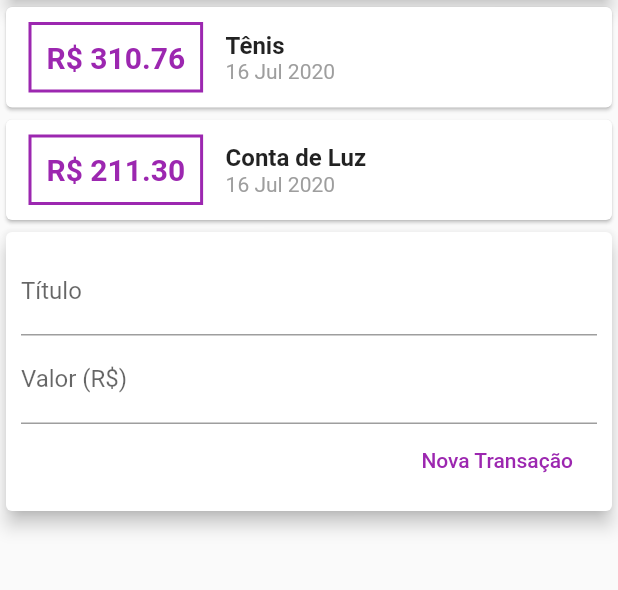
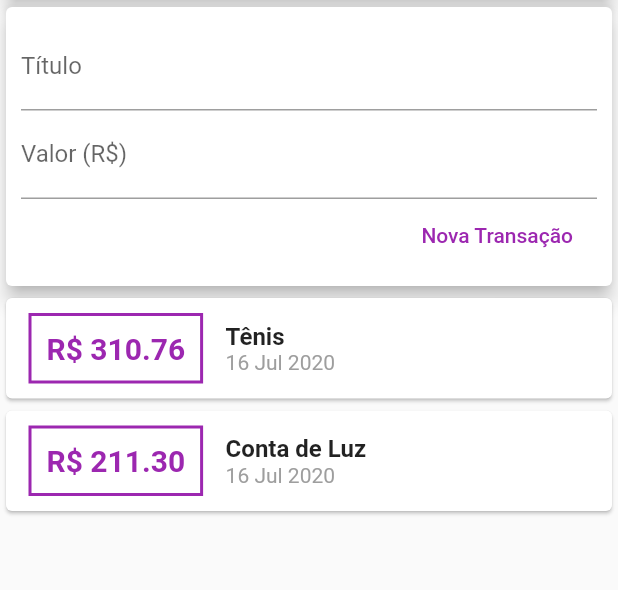
Before and after one commit to barbara-oliveira/expenses, a Flutter app: the screen it shows after launch, on a phone screen of 412 x 824 dp, the part 119-709 px from its top. Run offline on Flutter 3.47's test engine with Material 2 defaults, Android fonts, the phone set to English and light mode, and no system bars.

Commit message:
detalhes de interface

```diff
--- a/lib/components/transaction_list.dart
+++ b/lib/components/transaction_list.dart
@@ -9,8 +9,12 @@ class TransactionList extends StatelessWidget {
 
   @override
   Widget build(BuildContext context) {
-    return Column(
-      children: transactions.map((tr) {
+    return Container(
+      height: 300,
+      child: ListView.builder(
+        itemCount: transactions.length,
+        itemBuilder: (ctx, index) {
+          final tr = transactions[index];
           return Card(
             child: Row(
               children: <Widget>[
@@ -55,7 +59,8 @@ class TransactionList extends StatelessWidget {
               ],
             ),
           );
-      }).toList(),
+        },
+      ),
     );
   }
 }
--- a/lib/components/transaction_user.dart
+++ b/lib/components/transaction_user.dart
@@ -43,8 +43,8 @@ class _TransactionUserState extends State<TransactionUser> {
   Widget build(BuildContext context) {
     return Column(
       children: [
+        TransactionForm(_addTransaction),
         TransactionList(_transactions),
-        TransactionForm(_addTransaction),
       ],
     );
   }
--- a/lib/main.dart
+++ b/lib/main.dart
@@ -19,7 +19,8 @@ class MyHomePage extends StatelessWidget {
       appBar: AppBar(
         title: Text("Despesas Pessoais"),
       ),
-      body: Column(
+      body: SingleChildScrollView(
+        child: Column(
           crossAxisAlignment: CrossAxisAlignment.stretch,
           children: <Widget>[
             Container(
@@ -33,6 +34,7 @@ class MyHomePage extends StatelessWidget {
             TransactionUser()
           ],
         ),
+      ),
     );
   }
 }
```
Also changed, not shown: lib/components/transaction_form.dart (+15 -5 lines). Lines whose indentation alone changed are shown as unchanged.
